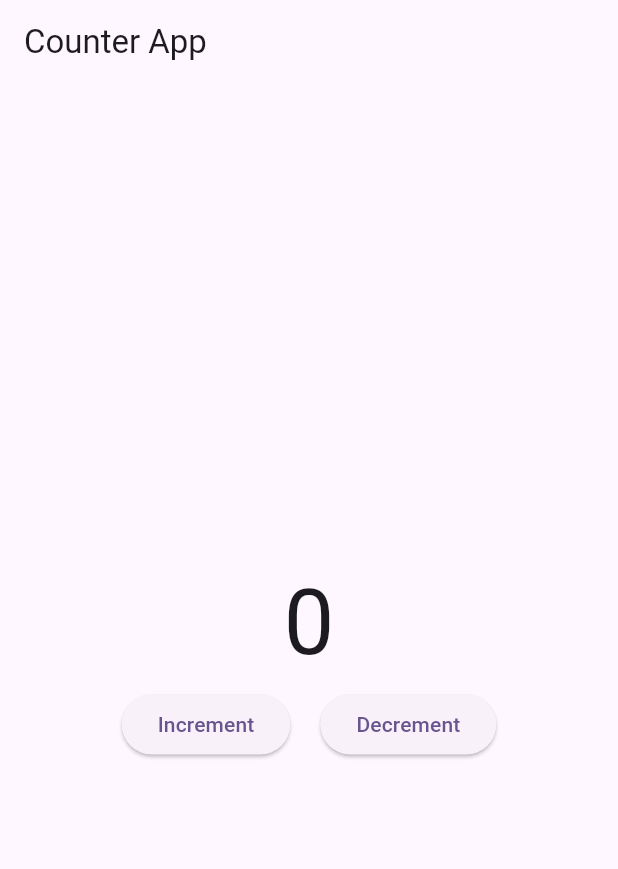
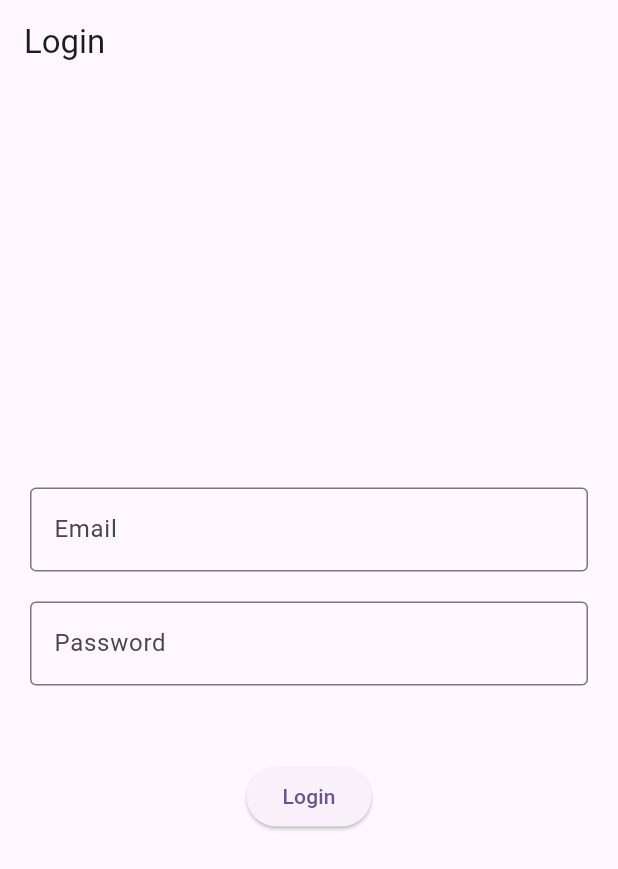
Before and after one commit to md-arif-hossainn/flutter_bloc_practice_series, a Flutter app: the screen it shows after launch, on a phone screen of 412 x 824 dp. Shown: the top 869 px of the screen. Run offline on Flutter 3.47's test engine with Material 3 defaults, Android fonts, the phone set to English and light mode, and no system bars; our stand-ins replace bloc, equatable, flutter_bloc, image_picker.

Commit message:
Set login Api

```diff
--- /dev/null
+++ b/lib/bloc/login/login_bloc.dart
@@ -0,0 +1,71 @@
+import 'dart:convert';
+
+import 'package:bloc/bloc.dart';
+import 'package:equatable/equatable.dart';
+import 'package:http/http.dart' as http;
+
+
+part 'login_event.dart';
+part 'login_state.dart';
+
+class LoginBloc extends Bloc<LoginEvent, LoginState> {
+  LoginBloc() : super(const LoginState()) {
+    on<EmailChanged>(_onEmailChanged);
+    on<PasswordChanged>(_onPasswordChanged);
+    on<LoginApi>(_loginApi);
+
+  }
+
+  void _onEmailChanged(EmailChanged event, Emitter<LoginState> emit) {
+    emit(
+      state.copyWith(
+        email: event.email,
+      ),
+    );
+  }
+
+  void _onPasswordChanged(PasswordChanged event, Emitter<LoginState> emit) {
+    emit(
+      state.copyWith(
+        password: event.password,
+      ),
+    );
+  }
+
+  void _loginApi(LoginApi event, Emitter<LoginState> emit) async {
+    emit(
+      state.copyWith(
+        loginStatus: LoginStatus.loading,
+      ),
+    );
+    Map data = {'email': state.email, 'password': state.password};
+
+    try {
+      final response = await http.post(Uri.parse('https://reqres.in/api/login'), body: data);
+      var data1 = jsonDecode(response.body);
+      if (response.statusCode == 200) {
+        emit(
+          state.copyWith(
+            loginStatus: LoginStatus.success,
+            message: 'Login successful',
+          ),
+        );
+      } else {
+        emit(
+          state.copyWith(
+            loginStatus: LoginStatus.error,
+            message: data1['error'],
+          ),
+        );
+      }
+    } catch (e) {
+      emit(
+        state.copyWith(
+          loginStatus: LoginStatus.error,
+          message: e.toString(),
+        ),
+      );
+    }
+  }
+
+}
--- /dev/null
+++ b/lib/bloc/login/login_event.dart
@@ -0,0 +1,33 @@
+part of 'login_bloc.dart';
+
+abstract class LoginEvent extends Equatable {
+
+
+  const LoginEvent();
+
+  @override
+  List<Object?> get props => [];
+}
+
+class EmailChanged extends LoginEvent {
+
+  const EmailChanged({required this.email});
+
+  final String email;
+
+  @override
+  List<Object> get props => [email];
+
+}
+
+class PasswordChanged extends LoginEvent {
+
+  const PasswordChanged({required this.password});
+
+  final String password;
+
+  @override
+  List<Object> get props => [password];
+}
+
+class LoginApi extends LoginEvent {}
--- /dev/null
+++ b/lib/bloc/login/login_state.dart
@@ -0,0 +1,34 @@
+part of 'login_bloc.dart';
+
+enum LoginStatus {initial,loading,success,error}
+class LoginState extends Equatable {
+
+  const LoginState({this.email ='',this.password='',this.message='',this.loginStatus = LoginStatus.initial});
+
+  final String email;
+  final String password;
+  final String message;
+  final LoginStatus loginStatus;
+
+  LoginState copyWith({
+    String? email,
+    String? password,
+    String? message,
+    LoginStatus? loginStatus,
+}){
+    return LoginState(
+      email: email ?? this.email,
+      password: password ?? this.password,
+      message: message ?? this.message,
+      loginStatus: loginStatus ?? this.loginStatus,
+    );
+  }
+
+  @override
+  List<Object?> get props => [email,password,message,loginStatus];
+}
+
+final class LoginInitial extends LoginState {
+  @override
+  List<Object> get props => [];
+}
--- a/lib/main.dart
+++ b/lib/main.dart
@@ -10,6 +10,7 @@ import 'package:flutter_bloc_count/repository/favourite_repository.dart';
 import 'package:flutter_bloc_count/ui/counter/counter_screen.dart';
 import 'package:flutter_bloc_count/ui/favourite/favoruite_app_screen.dart';
 import 'package:flutter_bloc_count/ui/image_picker/image_picker_screen.dart';
+import 'package:flutter_bloc_count/ui/login/login_screen.dart';
 import 'package:flutter_bloc_count/ui/posts/posts_screen.dart';
 import 'package:flutter_bloc_count/ui/switch_example/switch_example.dart';
 import 'package:flutter_bloc_count/ui/to_do/to_do_screen.dart';
@@ -41,7 +42,7 @@ class MyApp extends StatelessWidget {
           useMaterial3: true,
         ),
         //home: const CounterScreen(),
-        home: const CounterScreen(),
+        home: const LoginScreen(),
       ),
     );
   }
--- /dev/null
+++ b/lib/ui/login/login_screen.dart
@@ -0,0 +1,139 @@
+import 'package:flutter/material.dart';
+import 'package:flutter_bloc/flutter_bloc.dart';
+import 'package:flutter_bloc_count/bloc/login/login_bloc.dart';
+
+
+class LoginScreen extends StatefulWidget {
+  const LoginScreen({super.key});
+
+  @override
+  State<LoginScreen> createState() => _LoginScreenState();
+}
+
+class _LoginScreenState extends State<LoginScreen> {
+
+  late LoginBloc _loginBloc;
+
+  final emailFocusNode = FocusNode();
+  final passwordFocusNode = FocusNode();
+
+  @override
+  void initState() {
+    _loginBloc = LoginBloc();
+    super.initState();
+  }
+
+  @override
+  void dispose() {
+    emailFocusNode.dispose();
+    passwordFocusNode.dispose();
+    _loginBloc.close();
+    super.dispose();
+  }
+
+  @override
+  Widget build(BuildContext context) {
+    return Scaffold(
+        appBar: AppBar(
+          title: const Text('Login'),
+        ),
+        body: BlocProvider(
+          create: (_) => _loginBloc,
+          child: Padding(
+            padding: const EdgeInsets.all(20.0),
+            child: Column(
+              crossAxisAlignment: CrossAxisAlignment.center,
+              mainAxisAlignment: MainAxisAlignment.center,
+              children: [
+                BlocBuilder<LoginBloc, LoginState>(
+                  buildWhen: (current, previous) =>
+                  current.email != previous.email,
+                  builder: (context, state) {
+                    return TextFormField(
+                      keyboardType: TextInputType.emailAddress,
+                      focusNode: emailFocusNode,
+                      decoration: const InputDecoration(
+                        hintText: 'Email',
+                        border: OutlineInputBorder(),
+                      ),
+                      onChanged: (value) {
+                        context.read<LoginBloc>().add(
+                            EmailChanged(email: value));
+                      },
+                      onFieldSubmitted: (value) {
+                        FocusScope.of(context).requestFocus(passwordFocusNode);
+                      },
+                    );
+                  },
+                ),
+                const SizedBox(height: 20),
+                BlocBuilder<LoginBloc, LoginState>(
+                  buildWhen: (current, previous) =>
+                  current.password != previous.password,
+                  builder: (context, state) {
+                    return TextFormField(
+                      keyboardType: TextInputType.text,
+                      focusNode: passwordFocusNode,
+                      decoration: const InputDecoration(
+                        hintText: 'Password',
+                        border: OutlineInputBorder(),
+                      ),
+                      obscureText: true,
+                      onChanged: (value) {
+                        context.read<LoginBloc>().add(
+                            PasswordChanged(password: value));
+                      },
+                      onFieldSubmitted: (value) {
+                        // Handle login logic on password submit
+                      },
+                    );
+                  },
+                ),
+                const SizedBox(height: 50),
+                BlocListener<LoginBloc,LoginState>(
+                    listener: (context, state) {
+                      if (state.loginStatus == LoginStatus.error) {
+                        ScaffoldMessenger.of(context)
+                          ..hideCurrentSnackBar()
+                          ..showSnackBar(
+                            SnackBar(content: Text(state.message.toString())),
+                          );
+                      }
+
+                      if (state.loginStatus == LoginStatus.loading) {
+                        ScaffoldMessenger.of(context)
+                          ..hideCurrentSnackBar()
+                          ..showSnackBar(
+                            const SnackBar(content: Text('submitting')),
+                          );
+                      }
+
+                      if (state.loginStatus == LoginStatus.success) {
+                        ScaffoldMessenger.of(context)
+                          ..hideCurrentSnackBar()
+                          ..showSnackBar(
+                            const SnackBar(content: Text('login successful')),
+                          );
+                      }
+                    },
+                  child: BlocBuilder<LoginBloc, LoginState>(
+                    buildWhen: (current, previous) => false,
+                    builder: (context, state) {
+                      return ElevatedButton(
+                        onPressed: () {
+
+                          context.read<LoginBloc>().add(LoginApi());
+
+                        },
+                        child: const Text('Login'),
+                      );
+                    },
+                  ),
+                ),
+              ],
+            ),
+          ),
+        )
+    );
+  }
+}
```
